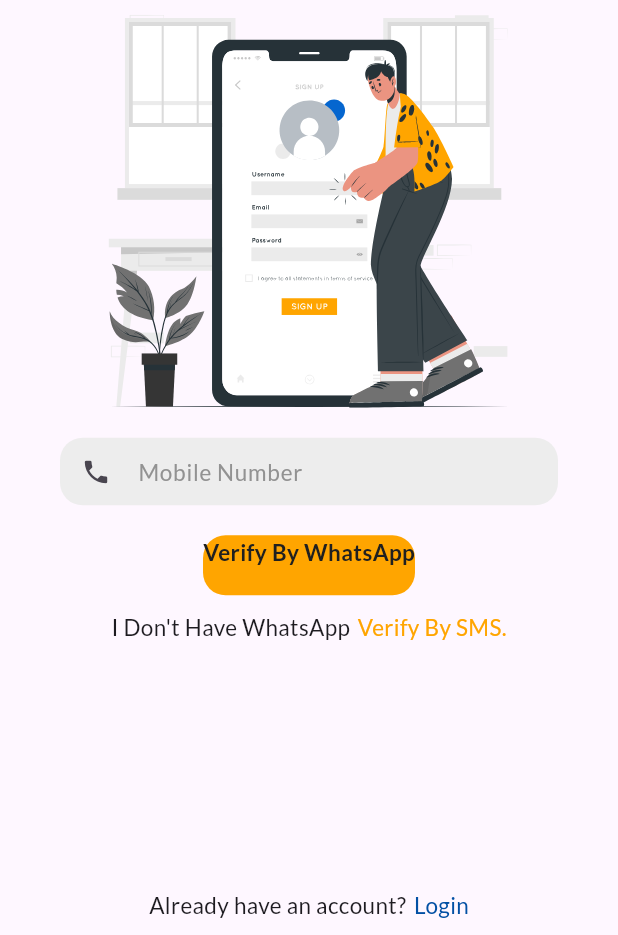
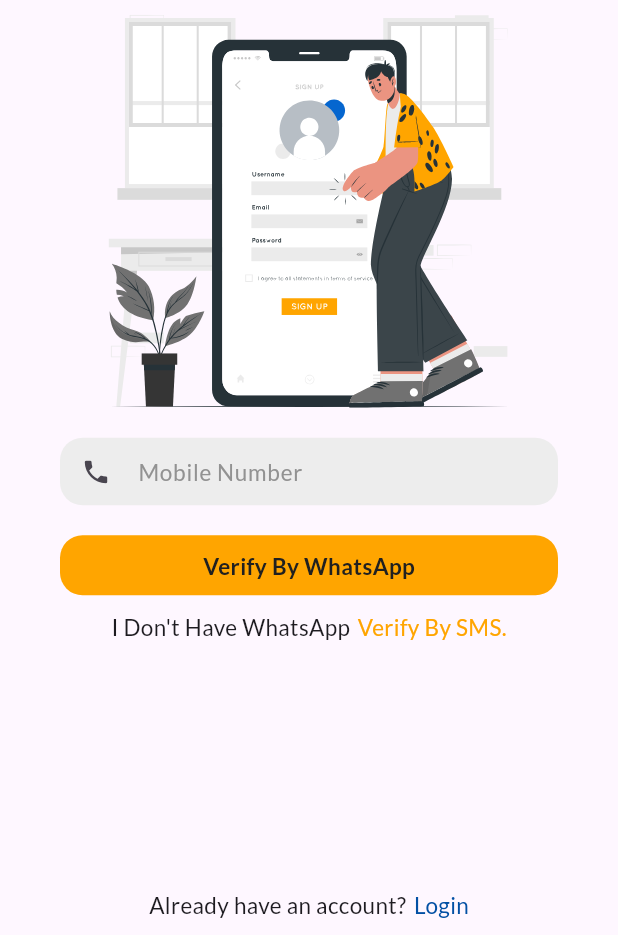
Before and after one commit to KashishDalal13/festo_post, a Flutter app: the UserAuthView screen opened by its route, on a phone screen of 412 x 824 dp, the part 301-1236 px from its top. Run offline on Flutter 3.47's test engine with Material 3 defaults, Android fonts, the phone set to English and light mode, and no system bars; our stand-ins replace flutter_svg, pinput, shared_preferences, smooth_page_indicator; accounts and stored records are empty.

Commit message:
RL 05/03/2024 15:05 change project structure

```diff
--- a/lib/main.dart
+++ b/lib/main.dart
@@ -6,10 +6,8 @@
 import 'package:flutter/material.dart';
 import 'package:flutter/services.dart';
 import 'package:provider/provider.dart';
-
-import 'module/login_module/user_auth_view.dart';
+import 'module/login_module/view/user_auth_view.dart';
 import 'module/on_boarding/on_boarding_view.dart';
-import 'module/on_boarding/onboarding_provider.dart';
 
 Future<void> main() async {
   WidgetsFlutterBinding.ensureInitialized();
--- a/lib/module/login_module/register_provider.dart
+++ b/lib/module/login_module/provider/register_provider.dart
@@ -1,8 +1,6 @@
 import 'dart:async';
 import 'package:festo_post/widget/toast.dart';
 import 'package:flutter/material.dart';
-import 'package:festo_post/module/login_module/register_info.dart';
-import 'package:festo_post/utils/string.dart';
 
 class RegisterProvider extends ChangeNotifier {
   int introIndex = 0;
@@ -15,13 +13,6 @@
   bool timerActive = false, toggleWhatsAppOrSms = false, toggleLoginOrRegister = false;
   TextEditingController phoneController = TextEditingController(), otpController = TextEditingController();
 
-  List<RegisterInfo> items = [
-    RegisterInfo(title: StrRef.registerTitle1, title2: StrRef.registerTitle2, image: SvgPath.registerImg1, descriptions: StrRef.register),
-    RegisterInfo(title: StrRef.registerTitle1, title2: StrRef.registerTitle2, image: SvgPath.loginImg1, descriptions: StrRef.login),
-    RegisterInfo(title: "", title2: StrRef.otpTitle, image: SvgPath.otpImg, descriptions: StrRef.resendOtp),
-    RegisterInfo(title: "", title2: "", image: SvgPath.otpSuccess, descriptions: StrRef.verified + " " + StrRef.success),
-    RegisterInfo(title: "", title2: StrRef.referralTittle + " " + StrRef.reward, image: SvgPath.referral, descriptions: ""),
-  ];
   //Roshni
   void startTimer() {
     timerDuration = const Duration(seconds: 50);
--- a/lib/module/login_module/register_info.dart
+++ /dev/null
@@ -1,8 +0,0 @@
-class RegisterInfo{
-  late final String title;
-  late final String title2;
-  late final String image;
-  late final String descriptions;
-
-  RegisterInfo({required this.title,required this.title2, required this.image, required this.descriptions});
-}
--- a/lib/module/login_module/add_details_view.dart
+++ b/lib/module/login_module/view/add_details_view.dart
@@ -1,8 +1,8 @@
-import 'package:festo_post/module/login_module/register_provider.dart';
+import 'package:festo_post/module/login_module/provider/register_provider.dart';
 import 'package:flutter/material.dart';
 
-import '../../utils/colors.dart';
-import '../../utils/string.dart';
+import '../../../utils/colors.dart';
+import '../../../utils/string.dart';
 
 class AddDetails extends StatelessWidget {
   final RegisterProvider provider;
--- a/lib/module/login_module/otp_view.dart
+++ b/lib/module/login_module/view/otp_view.dart
@@ -1,10 +1,10 @@
-import 'package:festo_post/module/login_module/register_provider.dart';
+import 'package:festo_post/module/login_module/provider/register_provider.dart';
 import 'package:flutter/material.dart';
 import 'package:flutter_svg/svg.dart';
 import 'package:pinput/pinput.dart';
 
-import '../../utils/colors.dart';
-import '../../utils/string.dart';
+import '../../../utils/colors.dart';
+import '../../../utils/string.dart';
 
 class OtpView extends StatelessWidget {
   final RegisterProvider provider;
--- a/lib/module/login_module/referral_view.dart
+++ b/lib/module/login_module/view/referral_view.dart
@@ -1,9 +1,9 @@
-import 'package:festo_post/module/login_module/register_provider.dart';
+import 'package:festo_post/module/login_module/provider/register_provider.dart';
+import 'package:festo_post/utils/colors.dart';
+import 'package:festo_post/utils/string.dart';
 import 'package:flutter/material.dart';
 import 'package:flutter_svg/svg.dart';
 
-import '../../utils/colors.dart';
-import '../../utils/string.dart';
 
 class ReferralView extends StatelessWidget {
   final RegisterProvider provider;
--- a/lib/module/login_module/register_view.dart
+++ b/lib/module/login_module/view/register_view.dart
@@ -1,14 +1,14 @@
-import 'package:festo_post/module/login_module/register_provider.dart';
+import 'package:festo_post/module/login_module/provider/register_provider.dart';
+import 'package:festo_post/utils/colors.dart';
 import 'package:festo_post/utils/string.dart';
 import 'package:flutter/material.dart';
 import 'package:flutter/services.dart';
 import 'package:flutter_svg/svg.dart';
 
-import '../../utils/colors.dart';
-
 class RegisterView extends StatelessWidget {
   final RegisterProvider provider;
-  const RegisterView({super.key,required this.provider});
+
+  const RegisterView({super.key, required this.provider});
 
   @override
   Widget build(BuildContext context) {
@@ -58,6 +58,7 @@
             height: 40,
             margin: const EdgeInsets.symmetric(horizontal: 40),
             decoration: BoxDecoration(color: ColorRef.yellowFFA500, borderRadius: BorderRadius.circular(15)),
+            alignment: Alignment.center,
             child: Text(
               StrRef.verify,
               style: TextStyle(color: ColorRef.black202020, fontSize: 15, fontWeight: FontWeight.w600, fontFamily: 'Lato'),
```
Also changed, not shown: lib/module/login_module/view/user_auth_view.dart (renamed from lib/module/login_module/user_auth_view.dart, +4 -8 lines).
